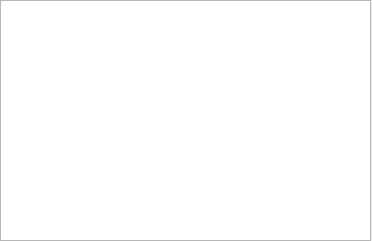
Before: the Qt Designer form src/pfs_obsproc_planning/GUI_window/proposalWindow.ui in Subaru-PFS/pfs_obsproc_planning_tools, drawn with Qt 5.
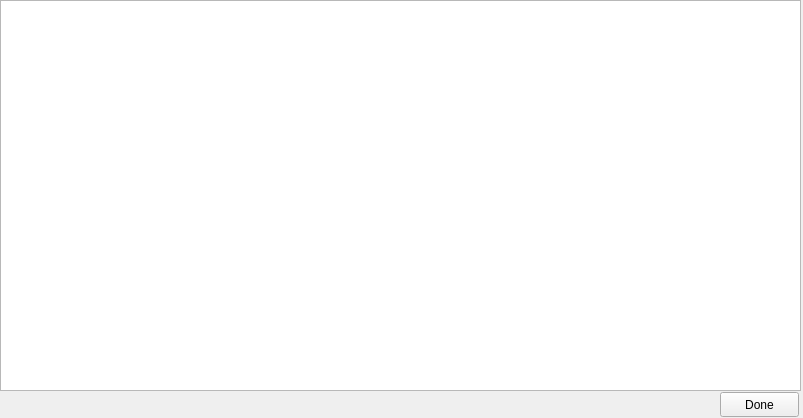
After: the same form once the commit is applied.

```diff
--- a/src/pfs_obsproc_planning/GUI_window/proposalWindow.ui
+++ b/src/pfs_obsproc_planning/GUI_window/proposalWindow.ui
@@ -6,8 +6,8 @@
    <rect>
     <x>0</x>
     <y>0</y>
-    <width>372</width>
-    <height>241</height>
+    <width>803</width>
+    <height>418</height>
    </rect>
   </property>
   <property name="windowTitle">
@@ -19,12 +19,31 @@
      <rect>
       <x>0</x>
       <y>0</y>
-      <width>371</width>
-      <height>241</height>
+      <width>801</width>
+      <height>391</height>
      </rect>
     </property>
     <property name="selectionMode">
      <enum>QAbstractItemView::MultiSelection</enum>
+    </property>
+    <property name="selectionBehavior">
+     <enum>QAbstractItemView::SelectRows</enum>
+    </property>
+    <property name="sortingEnabled">
+     <bool>true</bool>
+    </property>
+   </widget>
+   <widget class="QPushButton" name="pushButton_pslDone">
+    <property name="geometry">
+     <rect>
+      <x>720</x>
+      <y>392</y>
+      <width>79</width>
+      <height>25</height>
+     </rect>
+    </property>
+    <property name="text">
+     <string>Done</string>
     </property>
    </widget>
   </widget>
```
Left out of the diff: 6 changed lines with no effect on the pictures.
